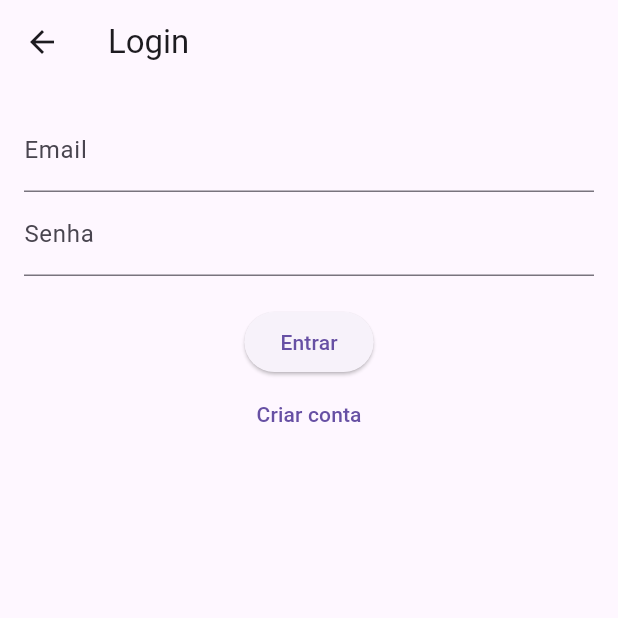
After one commit to viniciusaraujo2405/calculadora, a Flutter app: the LoginScreen screen opened directly, on a phone screen of 412 x 824 dp, the top half of it. The commit adds this screen. Run offline on Flutter 3.47's test engine with Material 3 defaults, Android fonts, the phone set to English and light mode, and no system bars; our stand-ins replace auto_size_text, firebase_auth, firebase_core; accounts and stored records are empty.

Commit message:
Criando a tela para o login

```diff
--- a/lib/screens/keyboard.dart
+++ b/lib/components/keyboard.dart
@@ -25,7 +25,7 @@ class Keyboard extends StatelessWidget {
               Button(text: '7', cb: cb),
               Button(text: '8', cb: cb),
               Button(text: '9', cb: cb),
-              Button(text: 'X', color: Button.OPERATION, cb: cb),
+              Button(text: 'x', color: Button.OPERATION, cb: cb),
             ] ),
             SizedBox(height: 1,),
 
--- a/lib/screens/calculator.dart
+++ b/lib/screens/calculator.dart
@@ -1,5 +1,5 @@
-import 'package:calculadora/screens/display.dart';
-import 'package:calculadora/screens/keyboard.dart';
+import 'package:calculadora/components/display.dart';
+import 'package:calculadora/components/keyboard.dart';
 import 'package:flutter/material.dart';
 
 import '../models/memory.dart';
--- /dev/null
+++ b/lib/screens/login_screen.dart
@@ -0,0 +1,44 @@
+import 'package:flutter/material.dart';
+import 'package:firebase_auth/firebase_auth.dart';
+
+class LoginScreen extends StatefulWidget {
+  @override
+  _LoginScreenState createState() => _LoginScreenState();
+}
+
+class _LoginScreenState extends State<LoginScreen> {
+  final FirebaseAuth _auth = FirebaseAuth.instance;
+  final TextEditingController _emailController = TextEditingController();
+  final TextEditingController _passwordController = TextEditingController();
+
+  Future<void> _login() async {
+    try {
+      await _auth.signInWithEmailAndPassword(
+        email: _emailController.text.trim(),
+        password: _passwordController.text.trim(),
+      );
+      Navigator.pushReplacementNamed(context, '/calculator');
+    } catch (e) {
+      ScaffoldMessenger.of(context).showSnackBar(SnackBar(content: Text('Erro ao fazer login')));
+    }
+  }
+
+  @override
+  Widget build(BuildContext context) {
+    return Scaffold(
+      appBar: AppBar(title: Text("Login")),
+      body: Padding(
+        padding: EdgeInsets.all(16.0),
+        child: Column(
+          children: [
+            TextField(controller: _emailController, decoration: InputDecoration(labelText: "Email")),
+            TextField(controller: _passwordController, decoration: InputDecoration(labelText: "Senha"), obscureText: true),
+            SizedBox(height: 20),
+            ElevatedButton(onPressed: _login, child: Text("Entrar")),
+            TextButton(onPressed: () => Navigator.pushNamed(context, '/register'), child: Text("Criar conta"))
+          ],
+        ),
+      ),
+    );
+  }
+}
--- a/pubspec.yaml
+++ b/pubspec.yaml
@@ -36,6 +36,7 @@ dependencies:
   # Use with the CupertinoIcons class for iOS style icons.
   cupertino_icons: ^1.0.8
   firebase_core: ^3.11.0
+  firebase_auth: ^5.4.2
   cloud_firestore: ^5.6.3
   intl: ^0.20.2
 
```
Also changed, not shown: lib/components/display.dart (renamed from lib/screens/display.dart), pubspec.lock, 3 other files.
